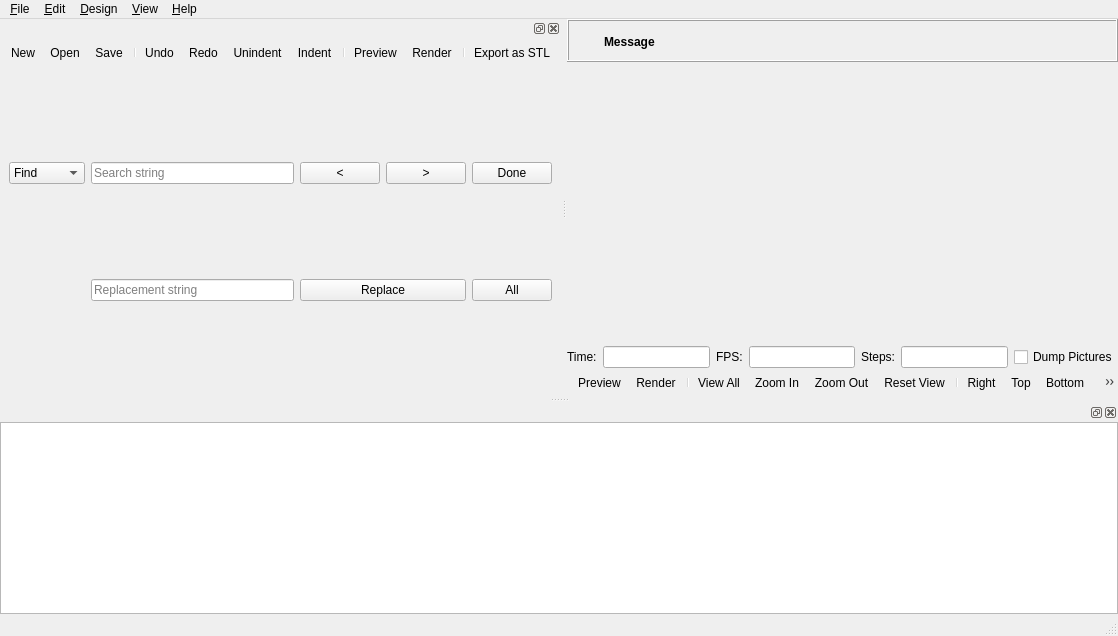
openscad/openscad, file src/MainWindow.ui: the form before one commit.
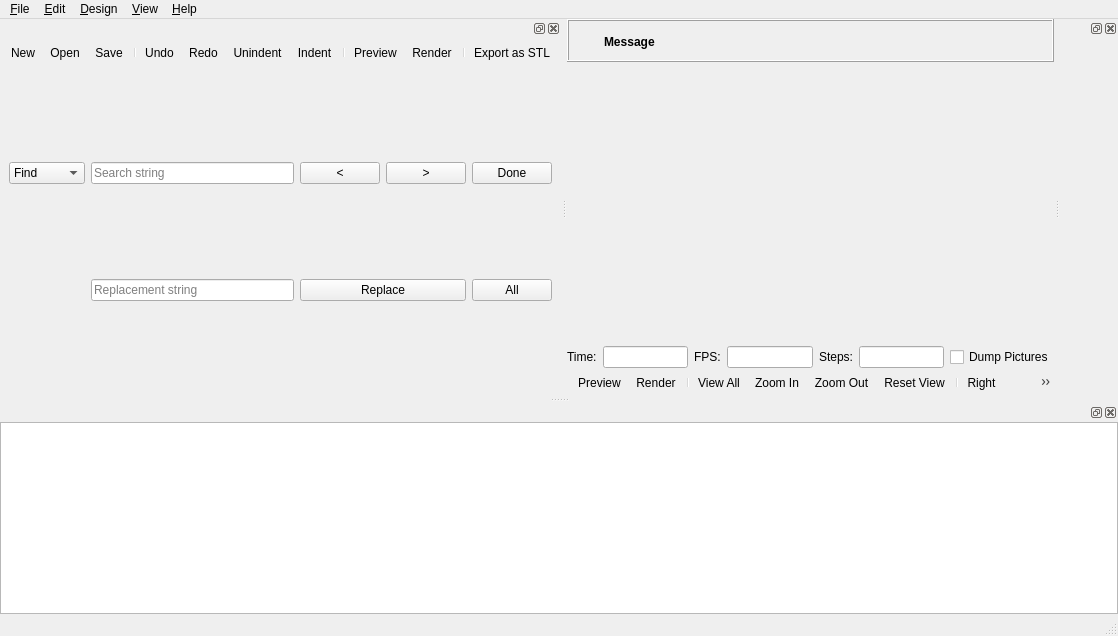
The form after the commit. Icons and pictures are not drawn. Custom widgets are drawn as their Qt base class.

Commit message: Add dock widget for parameters.

```diff
--- a/src/MainWindow.ui
+++ b/src/MainWindow.ui
@@ -547,6 +547,12 @@
     </layout>
    </widget>
   </widget>
+  <widget class="Dock" name="parameterDock">
+   <attribute name="dockWidgetArea">
+    <number>2</number>
+   </attribute>
+   <widget class="QWidget" name="dockWidgetContents"/>
+  </widget>
   <action name="fileActionNew">
    <property name="icon">
     <iconset resource="../openscad.qrc">
```
Left out of the diff: 12 changed lines with no effect on the pictures. The commit also changes 2 other files.
